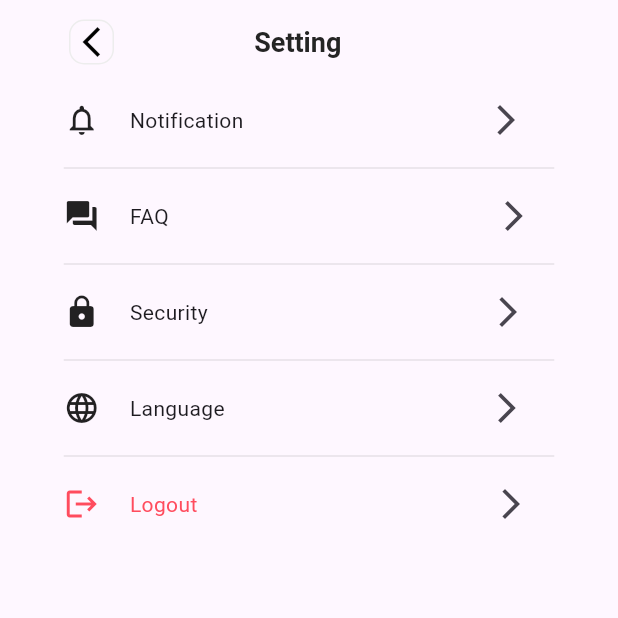
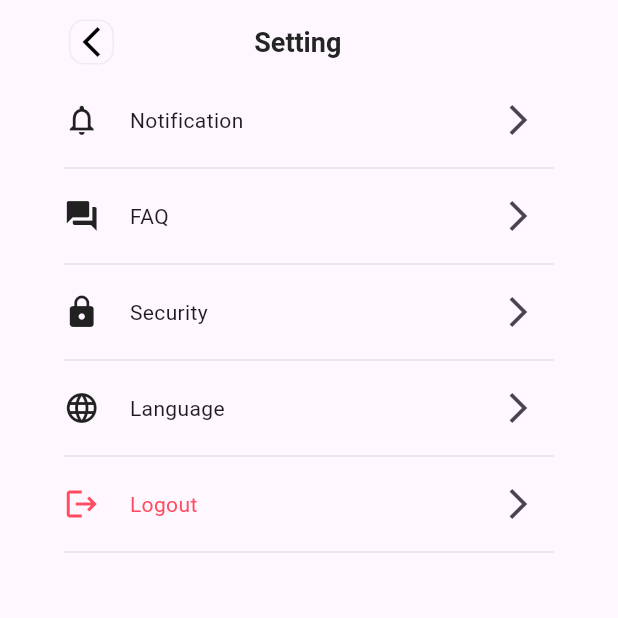
Before and after one commit to KamelAli545/doctorapp1, a Flutter app: the SettingScreen screen opened directly, on a phone screen of 412 x 824 dp, the top half of it. Run offline on Flutter 3.47's test engine with Material 3 defaults, Android fonts, the phone set to English and light mode, and no system bars; our stand-ins replace date_field, dio, flutter_animate, flutter_bloc, flutter_rating_bar, google_maps_flutter and 5 more; missing offline and left inert: horizontal_date_picker_flutter; accounts and stored records are empty; network calls fail.

Commit message:
initail commit

```diff
--- a/lib/core&colors/const/yrl.dart
+++ b/lib/core&colors/const/yrl.dart
@@ -12,4 +12,5 @@ class Url{
 
 
 
+
 }
--- a/lib/logic/login/state.dart
+++ b/lib/logic/login/state.dart
@@ -1,7 +1,10 @@
 class CreateLoginState{}
 class CreateLoginInitialState extends CreateLoginState{}
 class CreateLoginLoadingState extends CreateLoginState{}
-class CreateLoginSuccessState extends CreateLoginState{}
+class CreateLoginsSuccessState extends CreateLoginState {
+  final Map<String, dynamic> data;
+  CreateLoginsSuccessState(this.data);
+}
 class CreateLoginErrorState extends CreateLoginState{
   final String em;
   CreateLoginErrorState ({required this.em });
--- a/lib/main.dart
+++ b/lib/main.dart
@@ -1,19 +1,16 @@
 import 'package:untitled/core&colors/helper/helper.dart';
-import 'package:untitled/logic/login/cubit.dart';
 import 'package:untitled/presentation/screens/splash_screen.dart';
 import 'package:flutter/material.dart';
 
 void main() async{
   WidgetsFlutterBinding.ensureInitialized();
   await DioHelper.init();
-  final loggedIn = await LoginCubit();
   runApp(const MyApp());
 }
 
 class MyApp extends StatelessWidget {
   const MyApp({super.key});
 
-  // This widget is the root of your application.
   @override
   Widget build(BuildContext context) {
     return MaterialApp(
--- a/lib/presentation/screens/login_screen.dart
+++ b/lib/presentation/screens/login_screen.dart
@@ -27,7 +27,7 @@ class _LoginScreenState extends State<LoginScreen> {
         child: BlocConsumer<LoginCubit, CreateLoginState>
           (
             listener: (context, state) {
-              if (state is CreateLoginSuccessState) {
+              if (state is CreateLoginsSuccessState) {
                 ScaffoldMessenger.of(context,).showSnackBar(
                     SnackBar(content: Text("Login is successful")));
                 Navigator.push(
--- a/lib/presentation/screens/setting_screen.dart
+++ b/lib/presentation/screens/setting_screen.dart
@@ -1,28 +1,29 @@
-import 'package:shared_preferences/shared_preferences.dart';
+import 'package:flutter/material.dart';
+import 'package:flutter_bloc/flutter_bloc.dart';
+import 'package:untitled/logic/login/cubit.dart';
+import 'package:untitled/logic/login/state.dart';
 import 'package:untitled/presentation/screens/FAQ_screen.dart';
 import 'package:untitled/presentation/screens/lang_screen.dart';
 import 'package:untitled/presentation/screens/login_screen.dart';
 import 'package:untitled/presentation/screens/notification_page.dart';
 import 'package:untitled/presentation/screens/security_screen.dart';
 import 'package:untitled/presentation/widgets/upper_bar.dart';
-import 'package:dio/dio.dart';
-import 'package:flutter/cupertino.dart';
-import 'package:flutter/material.dart';
 
 class SettingScreen extends StatefulWidget {
   const SettingScreen({super.key});
 
   @override
-  State<SettingScreen> createState() => _SettingScreenState();
+  State<SettingScreen> createState() => SettingScreenState();
 }
 
-class _SettingScreenState extends State<SettingScreen> {
+class SettingScreenState extends State<SettingScreen> {
   @override
   Widget build(BuildContext context) {
     return Scaffold(
       appBar: AppBar(
         automaticallyImplyLeading: false,
-        title:   UpperBar(title: "Setting"),),
+        title: UpperBar(title: "Setting"),
+      ),
       body: Column(
         children: [
           Center(
@@ -31,138 +32,153 @@ class _SettingScreenState extends State<SettingScreen> {
               width: 327,
               child: Column(
                 children: [
+                  // Notifications
                   Row(
                     children: [
-                    Icon(Icons.notifications_none),
-                    SizedBox(width: 20,),
-                    Text("Notification",
-                      style: TextStyle(
-                          fontSize: 14,
-                          fontWeight: FontWeight.w400
-                      ),),
-                    SizedBox(width: 151,),
-                    IconButton(onPressed: (){
-                      Navigator.pushReplacement(context, MaterialPageRoute(builder: (context)=>NotificationPage()));
-                    }, icon: Icon(Icons.arrow_forward_ios))
+                      const Icon(Icons.notifications_none),
+                      const SizedBox(width: 20),
+                      const Text(
+                        "Notification",
+                        style: TextStyle(fontSize: 14, fontWeight: FontWeight.w400),
+                      ),
+                      const Spacer(),
+                      IconButton(
+                        onPressed: () {
+                          Navigator.pushReplacement(
+                            context,
+                            MaterialPageRoute(builder: (context) => const NotificationPage()),
+                          );
+                        },
+                        icon: const Icon(Icons.arrow_forward_ios),
+                      ),
                     ],
                   ),
-                Divider(thickness: 0.25,
-                  color: Color.fromRGBO(158, 158, 158, 1),),
+                  const Divider(thickness: 0.25, color: Color.fromRGBO(158, 158, 158, 1)),
+
+                  // FAQ
                   Row(
                     children: [
-                    Icon(Icons.question_answer),
-                    SizedBox(width: 20,),
-                    Text("FAQ",
-                      style: TextStyle(
-                          fontSize: 14,
-                          fontWeight: FontWeight.w400
-                      ),),
-                    SizedBox(width: 206),
-                    IconButton(onPressed: (){
-                      Navigator.pushReplacement(context, MaterialPageRoute(builder: (context)=>FaqScreen()));
-                    }, icon: Icon(Icons.arrow_forward_ios))
+                      const Icon(Icons.question_answer),
+                      const SizedBox(width: 20),
+                      const Text(
+                        "FAQ",
+                        style: TextStyle(fontSize: 14, fontWeight: FontWeight.w400),
+                      ),
+                      const Spacer(),
+                      IconButton(
+                        onPressed: () {
+                          Navigator.pushReplacement(
+                            context,
+                            MaterialPageRoute(builder: (context) => const FaqScreen()),
+                          );
+                        },
+                        icon: const Icon(Icons.arrow_forward_ios),
+                      ),
                     ],
                   ),
-                Divider(thickness: 0.25,
-                  color: Color.fromRGBO(158, 158, 158, 1),),
+                  const Divider(thickness: 0.25, color: Color.fromRGBO(158, 158, 158, 1)),
+
+                  // Security
                   Row(
                     children: [
-                    Icon(Icons.lock),
-                    SizedBox(width: 20,),
-                    Text("Security",
-                      style: TextStyle(
-                          fontSize: 14,
-                          fontWeight: FontWeight.w400
-                      ),),
-                    SizedBox(width: 176,),
+                      const Icon(Icons.lock),
+                      const SizedBox(width: 20),
+                      const Text(
+                        "Security",
+                        style: TextStyle(fontSize: 14, fontWeight: FontWeight.w400),
+                      ),
+                      const Spacer(),
                       IconButton(
-                        onPressed: (){
-                          Navigator.pushReplacement(context, MaterialPageRoute(builder: (context)=>SecurityScreen()));
+                        onPressed: () {
+                          Navigator.pushReplacement(
+                            context,
+                            MaterialPageRoute(builder: (context) => const SecurityScreen()),
+                          );
                         },
-                        icon: Icon(Icons.arrow_forward_ios))
+                        icon: const Icon(Icons.arrow_forward_ios),
+                      ),
                     ],
                   ),
-                Divider(thickness: 0.25,
-                  color: Color.fromRGBO(158, 158, 158, 1),),
+                  const Divider(thickness: 0.25, color: Color.fromRGBO(158, 158, 158, 1)),
+
+                  // Language
                   Row(
                     children: [
-                    Icon(Icons.language),
-                    SizedBox(width: 20,),
-                    Text("Language",
-                      style: TextStyle(
-                          fontSize: 14,
-                          fontWeight: FontWeight.w400
-                      ),),
-                    SizedBox(width: 164,),
+                      const Icon(Icons.language),
+                      const SizedBox(width: 20),
+                      const Text(
+                        "Language",
+                        style: TextStyle(fontSize: 14, fontWeight: FontWeight.w400),
+                      ),
+                      const Spacer(),
                       IconButton(
-                        onPressed: (){
-                          Navigator.pushReplacement(context, MaterialPageRoute(builder: (context)=>LangScreen()));
+                        onPressed: () {
+                          Navigator.pushReplacement(
+                            context,
+                            MaterialPageRoute(builder: (context) => const LangScreen()),
+                          );
                         },
-                        icon: Icon(Icons.arrow_forward_ios))
+                        icon: const Icon(Icons.arrow_forward_ios),
+                      ),
                     ],
                   ),
-                Divider(thickness: 0.25,
-                  color: Color.fromRGBO(158, 158, 158, 1),),
+                  const Divider(thickness: 0.25, color: Color.fromRGBO(158, 158, 158, 1)),
+
+                  // Logout
                   Row(
                     children: [
-                    Icon(Icons.logout,color: Color.fromRGBO(255, 76, 94, 1),),
-                    SizedBox(width: 20,),
-                    Text("Logout",
+                      const Icon(Icons.logout, color: Color.fromRGBO(255, 76, 94, 1)),
+                      const SizedBox(width: 20),
+                      const Text(
+                        "Logout",
                         style: TextStyle(
                           fontSize: 14,
                           color: Color.fromRGBO(255, 76, 94, 1),
-                          fontWeight: FontWeight.w400
-                      ),),
-                    SizedBox(width: 185,),
-              IconButton(
-                onPressed: () async {
-                  SharedPreferences prefs = await SharedPreferences.getInstance();
-                  final token = prefs.getString("token");
-
-                  Dio dio = Dio();
-
-                  try {
-                    final response = await dio.post(
-                      'https://vcare.integration25.com/api/auth/logout',
-                      options: Options(
-                        headers: {
-                          "Accept": "application/json",
-                          "Authorization": "Bearer $token",
+                          fontWeight: FontWeight.w400,
+                        ),
+                      ),
+                      const Spacer(),
+                      BlocProvider(
+                        create: (context) => LoginCubit(),
+                        child: BlocConsumer<LoginCubit, CreateLoginState>(
+                          listener: (context, state) {
+                            if (state is CreateLoginsSuccessState) {
+                              Navigator.pushReplacement(
+                                context,
+                                MaterialPageRoute(builder: (context) => const LoginScreen()),
+                              );
+                            } else if (state is CreateLoginErrorState) {
+                              ScaffoldMessenger.of(context).showSnackBar(
+                                SnackBar(content: Text(state.em)),
+                              );
+                            }
+                          },
+                          builder: (context, state) {
+                            if (state is CreateLoginLoadingState) {
+                              return const SizedBox(
+                                height: 20,
+                                width: 20,
+                                child: CircularProgressIndicator(strokeWidth: 2),
+                              );
+                            }
+                            return IconButton(
+                              onPressed: () {
+                                context.read<LoginCubit>().logout();
+                              },
+                              icon: const Icon(Icons.arrow_forward_ios),
+                            );
                           },
                         ),
-                    );
-
-                    print("Logout response: ${response.data}");
-
-                    // Clear local session
-                    await prefs.remove("token");
-
-                    Navigator.pushReplacement(
-                      context,
-                      MaterialPageRoute(builder: (context) => LoginScreen()),
-                    );
-                  } catch (e) {
-    if (e is DioException) {
-    print("Logout failed with status: ${e.response?.statusCode}");
-    print("Response data: ${e.response?.data}");
-    } else {
-    print("Logout failed: $e");
-    }
-    }
-
-    },
-                      icon: Icon(Icons.arrow_forward_ios)),
-                    Divider(thickness: 0.25,
-                      color: Color.fromRGBO(158, 158, 158, 1),),
+                      ),
                     ],
                   ),
+                  const Divider(thickness: 0.25, color: Color.fromRGBO(158, 158, 158, 1)),
                 ],
               ),
             ),
           )
         ],
       ),
-
     );
   }
 }
--- a/pubspec.yaml
+++ b/pubspec.yaml
@@ -48,6 +48,7 @@ dependencies:
   shared_preferences: ^2.5.3
   google_maps_flutter: ^2.12.3
   flutter_rating_bar: ^4.0.1
+  jwt_decoder: ^2.0.1
 dev_dependencies:
   flutter_test:
     sdk: flutter
```
Also changed, not shown: lib/core&colors/helper/sharedPref.dart (+22 -0 lines), lib/logic/login/cubit.dart (+79 -17 lines), pubspec.lock. Lines whose indentation alone changed are shown as unchanged.
